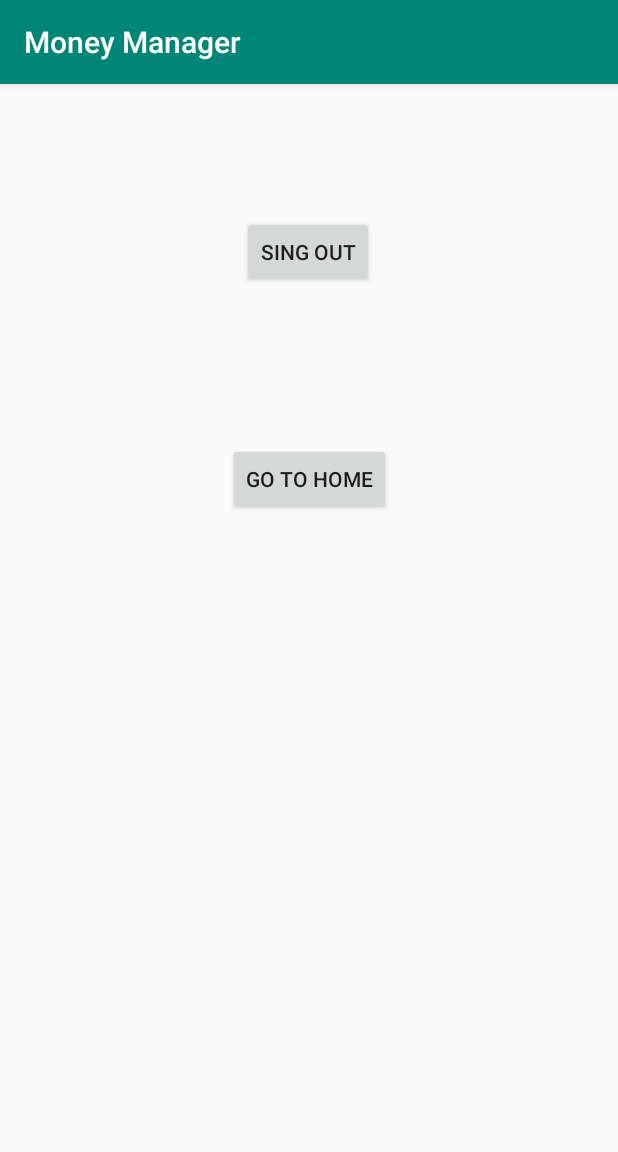
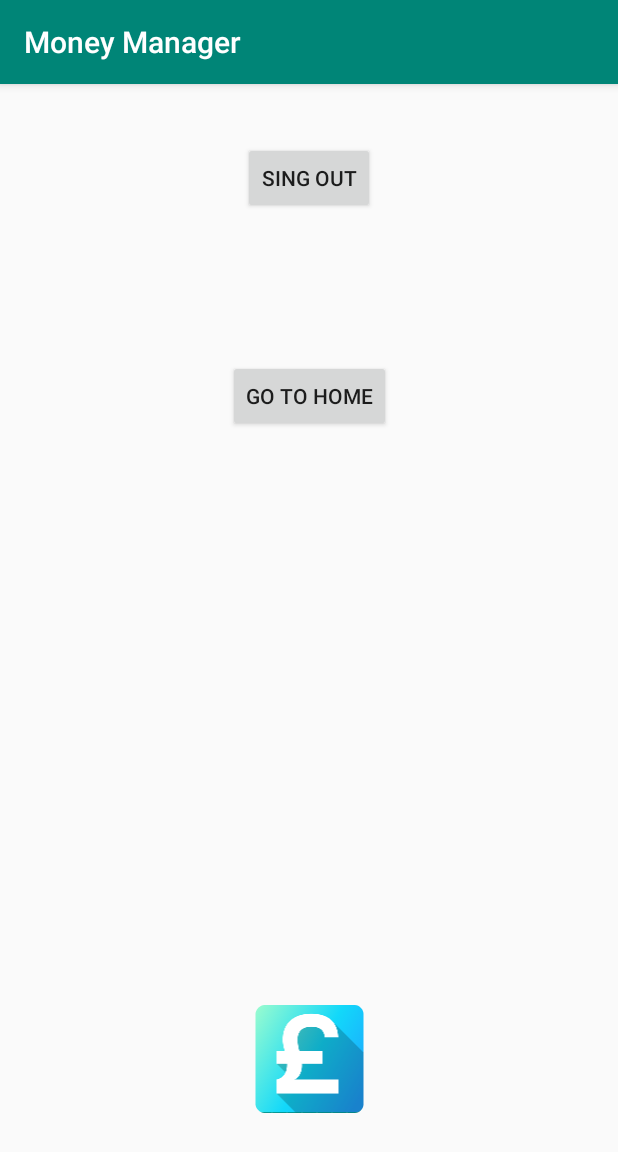
Before and after one commit to issamasri91/Money.Manager, an Android app: the screen it shows after launch once a user with an empty profile is signed in (MainActivity), on a phone screen of 412 x 824 dp. Shown: the top 1152 px of the screen. Run offline under Robolectric (Android 15) with nearby library versions, the phone set to English and light mode, and no system bars; our stand-ins replace Firebase (no records; nobody signed in at launch, a user with empty details on screens opened directly).

Commit message:
th up  date

```diff
--- a/app/build.gradle
+++ b/app/build.gradle
@@ -42,6 +42,7 @@ dependencies {
     implementation 'com.google.firebase:firebase-auth:19.2.0'
     implementation 'com.google.android.gms:play-services-auth:17.0.0'
     implementation 'com.squareup.picasso:picasso:2.5.2'
+    implementation 'com.squareup.picasso:picasso:2.71828'
 
 
 }
--- a/app/src/main/AndroidManifest.xml
+++ b/app/src/main/AndroidManifest.xml
@@ -3,6 +3,7 @@
     package="com.issamelasri.moneymanager">
 
     <uses-permission android:name="android.permission.INTERNET" />
+    <uses-permission android:name="android.permission.WRITE_EXTERNAL_STORAGE" />
 
     <application
         android:allowBackup="true"
--- a/app/src/main/java/com/issamelasri/moneymanager/MainActivity.java
+++ b/app/src/main/java/com/issamelasri/moneymanager/MainActivity.java
@@ -1,17 +1,24 @@
 package com.issamelasri.moneymanager;
 import androidx.appcompat.app.AppCompatActivity;
 import android.content.Intent;
+import android.net.Uri;
 import android.os.Bundle;
 import android.view.View;
 import android.widget.Button;
+import android.widget.ImageView;
 import android.widget.TextView;
 import android.widget.Toast;
 import com.google.firebase.auth.FirebaseAuth;
 import com.google.firebase.auth.FirebaseUser;
 
+import java.net.DatagramPacket;
+
 public class MainActivity extends AppCompatActivity {
     public TextView name;
     public Button signOut;
+    public TextView mail;
+    public ImageView photoUrl;
+
 
 
 
@@ -20,6 +27,8 @@ public class MainActivity extends AppCompatActivity {
         super.onCreate(savedInstanceState);
         setContentView(R.layout.activity_main);
 
+        photoUrl = findViewById(R.id.imageView3);
+        mail =findViewById(R.id.userMail);
         name = findViewById(R.id.userName);
         signOut = findViewById(R.id.logout);
         signOut.setOnClickListener(v -> {
@@ -30,13 +39,22 @@ public class MainActivity extends AppCompatActivity {
         });
         FirebaseUser user = FirebaseAuth.getInstance().getCurrentUser();
         if (user != null) {
+
+
             name.setText(user.getDisplayName());
+            mail.setText(user.getEmail());
+
+
 
         }
 
     }
     public void btnNext(View v){
         Intent intent = new Intent(MainActivity.this, Main2Activity.class);
+        Bundle b = new Bundle();
+        b.putString("username",name.getText().toString());
+        b.putString("usermail",mail.getText().toString());
+        intent.putExtras(b);
         startActivity(intent);
     }
 
--- a/app/src/main/res/layout/activity_main.xml
+++ b/app/src/main/res/layout/activity_main.xml
@@ -10,10 +10,9 @@
         android:id="@+id/logout"
         android:layout_width="wrap_content"
         android:layout_height="wrap_content"
-        android:layout_marginTop="88dp"
         android:text="@string/btn_singout"
+        app:layout_constraintBottom_toTopOf="@+id/guideline"
         app:layout_constraintEnd_toEndOf="parent"
-        app:layout_constraintHorizontal_bias="0.498"
         app:layout_constraintStart_toStartOf="parent"
         app:layout_constraintTop_toTopOf="parent" />
 
@@ -22,28 +21,34 @@
         android:layout_width="wrap_content"
         android:layout_height="wrap_content"
         android:orientation="horizontal"
-        app:layout_constraintGuide_begin="201dp" />
+        app:layout_constraintGuide_begin="125dp" />
 
     <androidx.constraintlayout.widget.Guideline
         android:id="@+id/guideline2"
         android:layout_width="wrap_content"
         android:layout_height="wrap_content"
         android:orientation="horizontal"
-        app:layout_constraintGuide_begin="326dp" />
+        app:layout_constraintGuide_begin="291dp" />
 
     <TextView
         android:id="@+id/userName"
-        android:layout_width="112dp"
-        android:layout_height="wrap_content"
+        android:layout_width="177dp"
+        android:layout_height="35dp"
         android:contentDescription="@string/username"
         android:scrollbarSize="16dp"
         android:text="@string/username"
         android:textSize="20sp"
-        app:layout_constraintBottom_toBottomOf="parent"
+        app:layout_constraintBottom_toTopOf="@+id/guideline3"
         app:layout_constraintEnd_toEndOf="parent"
-        app:layout_constraintHorizontal_bias="0.5"
         app:layout_constraintStart_toStartOf="parent"
         app:layout_constraintTop_toTopOf="@+id/guideline2" />
+
+    <androidx.constraintlayout.widget.Guideline
+        android:id="@+id/guideline3"
+        android:layout_width="wrap_content"
+        android:layout_height="wrap_content"
+        android:orientation="horizontal"
+        app:layout_constraintGuide_begin="427dp" />
 
     <Button
         android:id="@+id/buttonToDraw"
@@ -53,8 +58,35 @@
         android:text="@string/button_drawer"
         app:layout_constraintBottom_toTopOf="@+id/guideline2"
         app:layout_constraintEnd_toEndOf="parent"
-        app:layout_constraintHorizontal_bias="0.5"
         app:layout_constraintStart_toStartOf="parent"
         app:layout_constraintTop_toTopOf="@+id/guideline" />
 
+    <androidx.constraintlayout.widget.Guideline
+        android:id="@+id/guideline4"
+        android:layout_width="wrap_content"
+        android:layout_height="wrap_content"
+        android:orientation="horizontal"
+        app:layout_constraintGuide_begin="532dp" />
+
+    <TextView
+        android:id="@+id/userMail"
+        android:layout_width="178dp"
+        android:layout_height="44dp"
+        android:layout_marginTop="28dp"
+        app:layout_constraintBottom_toTopOf="@+id/guideline4"
+        app:layout_constraintEnd_toEndOf="parent"
+        app:layout_constraintHorizontal_bias="0.502"
+        app:layout_constraintStart_toStartOf="parent"
+        app:layout_constraintTop_toTopOf="@+id/guideline3" />
+
+    <ImageView
+        android:id="@+id/imageView3"
+        android:layout_width="130dp"
+        android:layout_height="72dp"
+        app:layout_constraintBottom_toBottomOf="parent"
+        app:layout_constraintEnd_toEndOf="parent"
+        app:layout_constraintStart_toStartOf="parent"
+        app:layout_constraintTop_toTopOf="@+id/guideline4"
+        app:srcCompat="@mipmap/ic_launcher_round" />
+
 </androidx.constraintlayout.widget.ConstraintLayout>
--- a/app/src/main/res/layout/activity_main2.xml
+++ b/app/src/main/res/layout/activity_main2.xml
@@ -20,6 +20,9 @@
         android:layout_gravity="start"
         android:fitsSystemWindows="true"
         app:headerLayout="@layout/nav_header_main2"
-        app:menu="@menu/activity_main2_drawer" />
+        app:menu="@menu/activity_main2_drawer"
+
+        />
+
 
 </androidx.drawerlayout.widget.DrawerLayout>
--- a/app/src/main/res/layout/nav_header_main2.xml
+++ b/app/src/main/res/layout/nav_header_main2.xml
@@ -13,7 +13,7 @@
     android:theme="@style/ThemeOverlay.AppCompat.Dark">
 
     <ImageView
-        android:id="@+id/imageView"
+        android:id="@+id/PictureProfile"
         android:layout_width="wrap_content"
         android:layout_height="wrap_content"
         android:contentDescription="@string/nav_header_desc"
@@ -22,10 +22,11 @@
         app:srcCompat="@mipmap/ic_launcher_round" />
 
     <TextView
+        android:id="@+id/userName2"
         android:layout_width="match_parent"
         android:layout_height="wrap_content"
         android:paddingTop="@dimen/nav_header_vertical_spacing"
-        android:text="@string/nav_header_title"
+
         android:textAppearance="@style/TextAppearance.AppCompat.Body1" />
 
     <TextView
```
Also changed, not shown: app/src/main/java/com/issamelasri/moneymanager/Main2Activity.java (+28 -8 lines).
